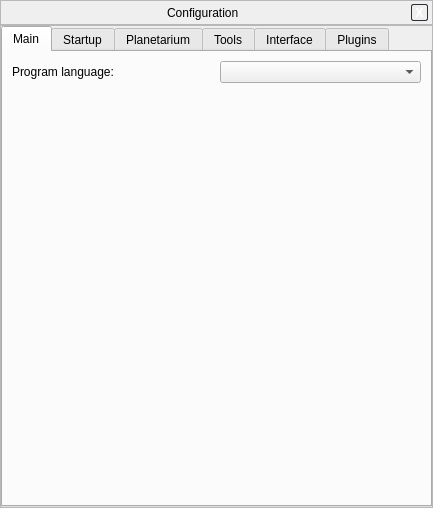
First picture: the form in src/gui/configurationDialog.ui, repository 519984307/stellarium_src, before the edit.
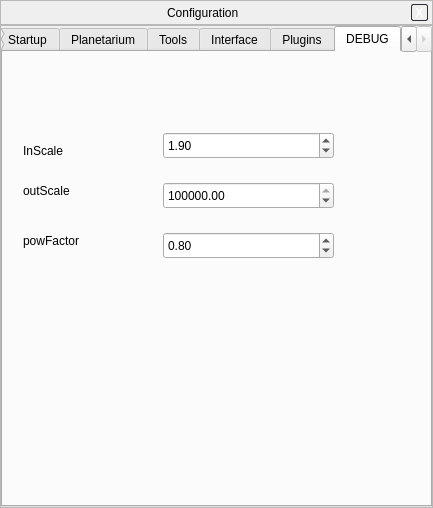
Second picture: the form after the edit. Custom widgets are drawn as their Qt base class.

Patch:
```diff
--- a/src/gui/configurationDialog.ui
+++ b/src/gui/configurationDialog.ui
@@ -133,7 +133,19 @@
       <property name="margin" >
        <number>0</number>
       </property>
-      <property name="spacing" >
+      <property name="topMargin" >
+       <number>0</number>
+      </property>
+      <property name="rightMargin" >
+       <number>0</number>
+      </property>
+      <property name="bottomMargin" >
+       <number>0</number>
+      </property>
+      <property name="horizontalSpacing" >
+       <number>0</number>
+      </property>
+      <property name="verticalSpacing" >
        <number>0</number>
       </property>
       <item row="0" column="0" >
@@ -148,26 +160,18 @@
          <enum>QTabWidget::Rounded</enum>
         </property>
         <property name="currentIndex" >
-         <number>0</number>
+         <number>6</number>
         </property>
         <property name="elideMode" >
          <enum>Qt::ElideNone</enum>
         </property>
         <widget class="QWidget" name="tabMain" >
-         <property name="geometry" >
-          <rect>
-           <x>0</x>
-           <y>0</y>
-           <width>425</width>
-           <height>450</height>
-          </rect>
-         </property>
          <attribute name="title" >
           <string>Main</string>
          </attribute>
-         <layout class="QVBoxLayout" name="verticalLayout_6" >
+         <layout class="QVBoxLayout" >
           <item>
-           <layout class="QHBoxLayout" name="horizontalLayout_7" >
+           <layout class="QHBoxLayout" >
             <item>
              <widget class="QLabel" name="label" >
               <property name="text" >
@@ -197,11 +201,11 @@
            </layout>
           </item>
           <item>
-           <spacer name="verticalSpacer_4" >
+           <spacer>
             <property name="orientation" >
              <enum>Qt::Vertical</enum>
             </property>
-            <property name="sizeHint" stdset="0" >
+            <property name="sizeHint" >
              <size>
               <width>20</width>
               <height>398</height>
@@ -975,6 +979,107 @@
           <string>Plugins</string>
          </attribute>
         </widget>
+        <widget class="QWidget" name="tab" >
+         <attribute name="title" >
+          <string>DEBUG</string>
+         </attribute>
+         <widget class="QDoubleSpinBox" name="doubleSpinBox" >
+          <property name="geometry" >
+           <rect>
+            <x>160</x>
+            <y>80</y>
+            <width>171</width>
+            <height>27</height>
+           </rect>
+          </property>
+          <property name="maximum" >
+           <double>99999999.000000000000000</double>
+          </property>
+          <property name="singleStep" >
+           <double>0.100000000000000</double>
+          </property>
+          <property name="value" >
+           <double>1.900000000000000</double>
+          </property>
+         </widget>
+         <widget class="QDoubleSpinBox" name="doubleSpinBox_2" >
+          <property name="geometry" >
+           <rect>
+            <x>160</x>
+            <y>130</y>
+            <width>171</width>
+            <height>27</height>
+           </rect>
+          </property>
+          <property name="maximum" >
+           <double>99999999.000000000000000</double>
+          </property>
+          <property name="singleStep" >
+           <double>500.000000000000000</double>
+          </property>
+          <property name="value" >
+           <double>112500.000000000000000</double>
+          </property>
+         </widget>
+         <widget class="QDoubleSpinBox" name="doubleSpinBox_3" >
+          <property name="geometry" >
+           <rect>
+            <x>160</x>
+            <y>180</y>
+            <width>171</width>
+            <height>27</height>
+           </rect>
+          </property>
+          <property name="maximum" >
+           <double>100000000.000000000000000</double>
+          </property>
+          <property name="singleStep" >
+           <double>0.100000000000000</double>
+          </property>
+          <property name="value" >
+           <double>0.800000000000000</double>
+          </property>
+         </widget>
+         <widget class="QLabel" name="label_10" >
+          <property name="geometry" >
+           <rect>
+            <x>20</x>
+            <y>90</y>
+            <width>131</width>
+            <height>18</height>
+           </rect>
+          </property>
+          <property name="text" >
+           <string>InScale</string>
+          </property>
+         </widget>
+         <widget class="QLabel" name="label_11" >
+          <property name="geometry" >
+           <rect>
+            <x>20</x>
+            <y>130</y>
+            <width>131</width>
+            <height>18</height>
+           </rect>
+          </property>
+          <property name="text" >
+           <string>outScale</string>
+          </property>
+         </widget>
+         <widget class="QLabel" name="label_12" >
+          <property name="geometry" >
+           <rect>
+            <x>20</x>
+            <y>180</y>
+            <width>131</width>
+            <height>18</height>
+           </rect>
+          </property>
+          <property name="text" >
+           <string>powFactor</string>
+          </property>
+         </widget>
+        </widget>
        </widget>
       </item>
      </layout>
```
Left out of the diff: 125 changed lines with no effect on the pictures.
